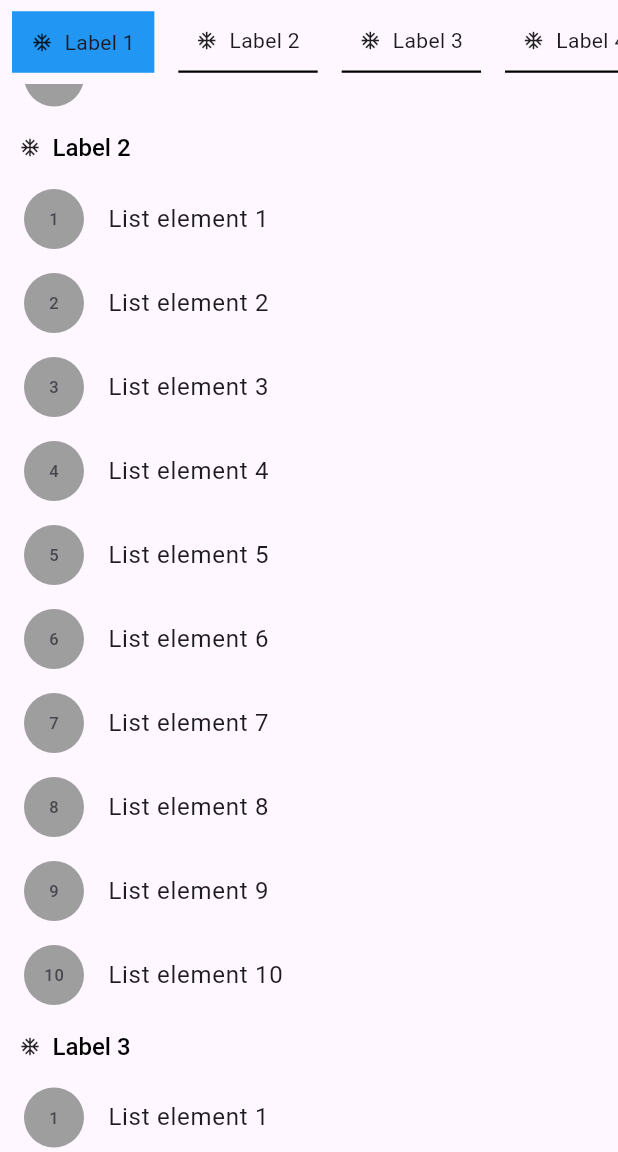
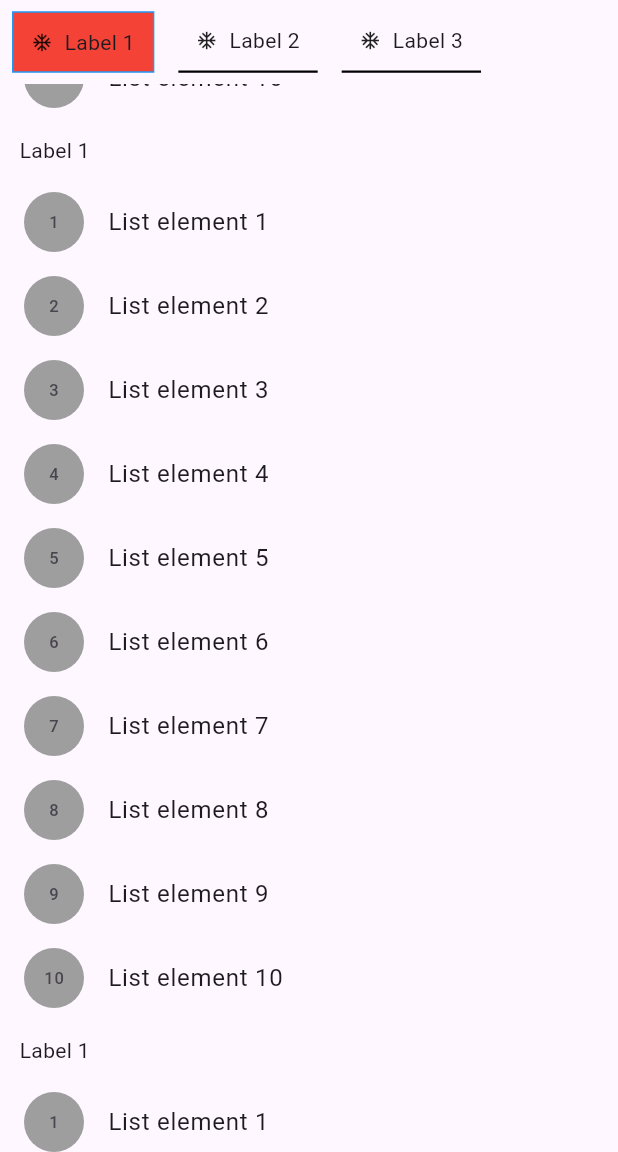
Before and after one commit to The-Artista/scroll_to_animate_tab, a Flutter app: the screen it shows after launch, scrolled down 576 dp, on a phone screen of 412 x 824 dp, the part 84-1236 px from its top. Run offline on Flutter 3.47's test engine with Material 2 defaults, Android fonts, the phone set to English and light mode, and no system bars; drawn by our look-alikes of scrollable_positioned_list.

Commit message:
refactor(tab bar): tab bar active and inactive decoration behavior

```diff
--- a/example/lib/main.dart
+++ b/example/lib/main.dart
@@ -76,7 +76,83 @@ class _MyHomePageState extends State<MyHomePage> {
         title: Text(widget.title),
       ),
       body: ScrollToAnimateTab(
-        tabs: List.generate(10, (index) => ScrollableListTab(
+        activeTabDecoration: BoxDecoration(
+            color: Colors.red,
+            border: Border.all(color: Colors.blue)
+        ),
+        inActiveTabDecoration: const BoxDecoration(
+            color: Colors.transparent,
+            border: Border(
+                bottom: BorderSide(color: Colors.black, width: 1.5)
+            )
+        ),
+        tabs: [
+          ScrollableListTab(
+              tab: ListTab(
+                label: Text('Label 1'),
+                icon: const Icon(Icons.ac_unit, size: 14),
+              ),
+              body: ListView.builder(
+                shrinkWrap: true,
+                physics: const NeverScrollableScrollPhysics(),
+                itemCount: 10,
+                itemBuilder: (_, index) => ListTile(
+                  leading: Container(
+                    height: 40,
+                    width: 40,
+                    decoration: const BoxDecoration(shape: BoxShape.circle, color: Colors.grey),
+                    alignment: Alignment.center,
+                    child: Text("${index + 1}"),
+                  ),
+                  title: Text('List element ${index + 1}'),
+                ),
+              )
+          ),
+          ScrollableListTab(
+              tab: ListTab(
+                label: Text('Label 2'),
+                icon: const Icon(Icons.ac_unit, size: 14),
+              ),
+              body: ListView.builder(
+                shrinkWrap: true,
+                physics: const NeverScrollableScrollPhysics(),
+                itemCount: 10,
+                itemBuilder: (_, index) => ListTile(
+                  leading: Container(
+                    height: 40,
+                    width: 40,
+                    decoration: const BoxDecoration(shape: BoxShape.circle, color: Colors.grey),
+                    alignment: Alignment.center,
+                    child: Text("${index + 1}"),
+                  ),
+                  title: Text('List element ${index + 1}'),
+                ),
+              )
+          ),
+          ScrollableListTab(
+              tab: ListTab(
+                label: Text('Label 3'),
+                icon: const Icon(Icons.ac_unit, size: 14),
+              ),
+              body: ListView.builder(
+                shrinkWrap: true,
+                physics: const NeverScrollableScrollPhysics(),
+                itemCount: 10,
+                itemBuilder: (_, index) => ListTile(
+                  leading: Container(
+                    height: 40,
+                    width: 40,
+                    decoration: const BoxDecoration(shape: BoxShape.circle, color: Colors.grey),
+                    alignment: Alignment.center,
+                    child: Text("${index + 1}"),
+                  ),
+                  title: Text('List element ${index + 1}'),
+                ),
+              )
+          ),
+        ]
+
+        /*List.generate(10, (index) => ScrollableListTab(
             tab: ListTab(
               label: Text('Label ${index + 1}'),
               icon: const Icon(Icons.ac_unit, size: 14),
@@ -106,7 +182,7 @@ class _MyHomePageState extends State<MyHomePage> {
                 title: Text('List element ${index + 1}'),
               ),
             )
-        )),
+        ))*/,
       )
     );
   }
--- a/lib/src/scroll_to_animate_tab.dart
+++ b/lib/src/scroll_to_animate_tab.dart
@@ -27,6 +27,8 @@ class ScrollToAnimateTab extends StatefulWidget {
     this.bodyAnimationCurve = Curves.decelerate,
     this.backgroundColor = Colors.transparent,
     this.iconPosition = IconPosition.left,
+    required this.activeTabDecoration,
+    required this.inActiveTabDecoration,
     super.key,
   });
 
@@ -53,6 +55,12 @@ class ScrollToAnimateTab extends StatefulWidget {
 
   /// Change Icon Position
   final IconPosition? iconPosition;
+
+  /// Change Active Tab Decoration
+  final Decoration activeTabDecoration;
+
+  /// Change Inactive Tab Decoration.
+  final Decoration inActiveTabDecoration;
 
   @override
   _ScrollToAnimateTabState createState() => _ScrollToAnimateTabState();
@@ -100,7 +108,7 @@ class _ScrollToAnimateTabState extends State<ScrollToAnimateTab> {
                       margin: _kTabMargin,
                       padding: _kTabPadding,
                       alignment: Alignment.center,
-                      decoration: selected ? tab.activeTabDecoration : tab.inActiveTabDecoration,
+                      decoration: selected ? widget.activeTabDecoration : widget.inActiveTabDecoration,
                       child: _buildTab(index),
                     )
                   );
@@ -121,7 +129,11 @@ class _ScrollToAnimateTabState extends State<ScrollToAnimateTab> {
               children: [
                 Padding(
                   padding: _kTabMargin.add(const EdgeInsets.all(5)),
-                  child: _buildInnerTab(index),
+                  child: Text(
+                    "Label 1"
+                  )
+
+                  /*_buildInnerTab(index)*/,
                 ),
                 Flexible(
                   child: widget.tabs[index].body,
@@ -251,8 +263,6 @@ class ListTab {
   /// Create a new [ListTab]
   const ListTab({
     required this.label,
-    required this.activeTabDecoration,
-    required this.inActiveTabDecoration,
     this.icon,
   });
 
@@ -261,12 +271,6 @@ class ListTab {
 
   /// Label to be shown in the tab, must be non-null.
   final Widget label;
-
-  /// Change Active Tab Decoration
-  final Decoration activeTabDecoration;
-
-  /// Change Inactive Tab Decoration.
-  final Decoration inActiveTabDecoration;
 }
 
 
```
